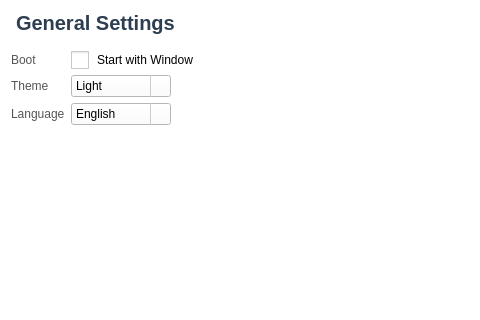
This is UI/SettingsWidget/ItemWidget/GeneralWidget/GeneralWidget.ui in XQQYT/XqqytDesktop as Qt 5 draws it before an edit; both pictures show x 0 to 480 and y 0 to 320 of the 800 by 600 pixel window. The edited form follows.
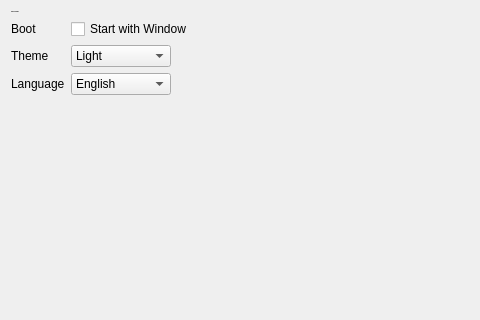
This is the edited form.

Patch:
```diff
--- a/UI/SettingsWidget/ItemWidget/GeneralWidget/GeneralWidget.ui
+++ b/UI/SettingsWidget/ItemWidget/GeneralWidget/GeneralWidget.ui
@@ -13,76 +13,6 @@
   <property name="windowTitle">
    <string>Settings</string>
   </property>
-  <property name="styleSheet">
-   <string notr="true">QWidget#GeneralWidget {
-    
-	background-color: rgb(255, 255, 255);
-    font-family: &quot;Segoe UI&quot;, &quot;Microsoft YaHei&quot;, &quot;Helvetica Neue&quot;, sans-serif;
-    font-size: 14px;
-    color: #333333;
-}
-
-QLabel#label_general {
-	background-color: rgb(255, 255, 255);
-    color: #2c3e50;
-    font-size: 20px;
-    font-weight: bold;
-    margin-bottom: 10px;
-}
-
-QLabel {
-	background-color: rgb(255, 255, 255);
-    color: #555555;
-}
-
-QCheckBox {
-	background-color: rgb(255, 255, 255);
-    spacing: 8px;
-}
-
-QCheckBox::indicator {
-    width: 18px;
-    height: 18px;
-}
-
-QComboBox{
-	background-color: rgb(255, 255, 255);
-}
-
-QComboBox:hover {
-    border: 1px solid #999999;
-}
-
-QComboBox::drop-down {
-    subcontrol-origin: padding;
-    subcontrol-position: top right;
-    width: 20px;
-    border-left-width: 1px;
-    border-left-color: #cccccc;
-    border-left-style: solid;
-    border-top-right-radius: 6px;
-    border-bottom-right-radius: 6px;
-}
-
-QComboBox QAbstractItemView {
-    border: 1px solid #cccccc;
-    background-color: white;
-    color: #333333;
-    selection-background-color: #e0e0e0;
-    selection-color: #333333;
-    outline: 0;
-}
-
-QComboBox QAbstractItemView::item {
-    padding: 4px 8px;
-}
-
-QComboBox QAbstractItemView::item:hover {
-    background-color: #f0f0f0;
-    color: #333333;
-}
-</string>
-  </property>
   <layout class="QVBoxLayout" name="mainLayout">
    <item>
     <widget class="QLabel" name="label_general">
```
